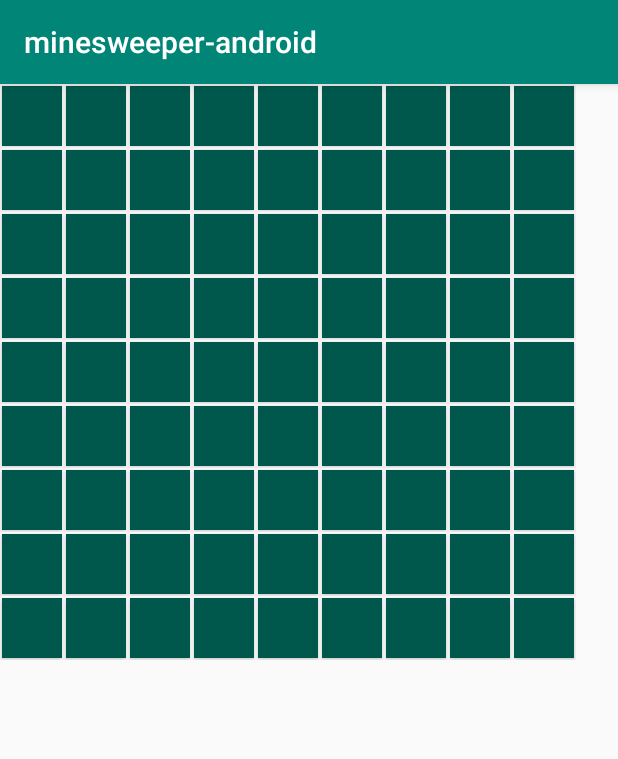
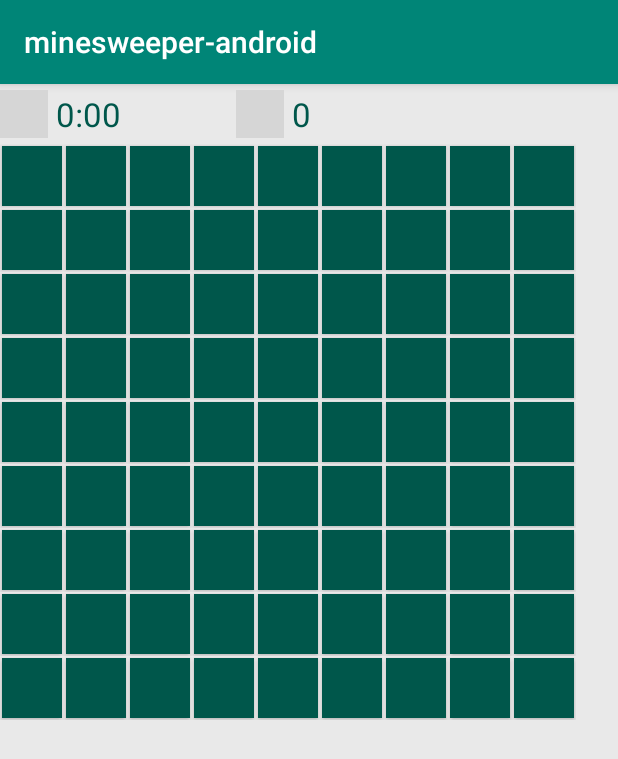
Before and after one commit to ndokic/minesweeper-android, an Android app: the GameActivity screen opened directly, with no data from a screen before it, on a phone screen of 412 x 824 dp. Shown: the top 759 px of the screen. Run offline under Robolectric (Android 15) with nearby library versions, the phone set to English and light mode, and no system bars; plain views replace ZoomLayout; grey boxes are pictures that could not be loaded.

Commit message:
Timer and mines placed tracking

```diff
--- a/app/src/main/AndroidManifest.xml
+++ b/app/src/main/AndroidManifest.xml
@@ -16,7 +16,9 @@
                 <category android:name="android.intent.category.LAUNCHER"/>
             </intent-filter>
         </activity>
-        <activity android:name=".GameActivity" ></activity>
+        <activity android:name=".GameActivity"
+                  android:configChanges="keyboardHidden|orientation|screenSize"
+        ></activity>
     </application>
 
 </manifest>
--- a/app/src/main/java/ndokic/minesweeper/GameActivity.kt
+++ b/app/src/main/java/ndokic/minesweeper/GameActivity.kt
@@ -1,20 +1,26 @@
 package ndokic.minesweeper
 
 import android.os.Bundle
+import android.support.v7.app.AlertDialog
 import android.support.v7.app.AppCompatActivity
 import android.view.LayoutInflater
 import android.view.ViewGroup
 import android.widget.Button
 import android.widget.LinearLayout
+import android.widget.TextView
 import ndokic.minesweeper.game.Game
 import ndokic.minesweeper.game.GameField
 
-class GameActivity : AppCompatActivity() {
+class GameActivity : AppCompatActivity(), Game.GameChangeListener  {
+
+
     var rows : Int = 0
     var cols : Int = 0
     var mines : Int = 0
 
     lateinit var game :Game //Game(cols, rows, 10)
+    private val textTime: TextView by bind(R.id.text_time)
+    private val textMines: TextView by bind(R.id.text_mines)
 
     override fun onCreate(savedInstanceState: Bundle?) {
         super.onCreate(savedInstanceState)
@@ -23,7 +29,7 @@ class GameActivity : AppCompatActivity() {
         rows = intent.getIntExtra(TAG_GAME_ROWS, 9)
         cols = intent.getIntExtra(TAG_GAME_COLS, 9)
         mines = intent.getIntExtra(TAG_GAME_MINES, 10)
-        game = Game(cols, rows, mines)
+        game = Game(cols, rows, mines, this)
         createGameLayout()
     }
 
@@ -48,8 +54,21 @@ class GameActivity : AppCompatActivity() {
                 game.fields.add(field)
             }
         }
+    }
 
-     //   game.initGame(5)
+    override fun onGameWon() {
+        //AlertDialog.Builder(this).setTitle(R.string.text_dialog_won)
+    }
 
+    override fun onBusted() {
+        TODO("not implemented") //To change body of created functions use File | Settings | File Templates.
     }
+
+    override fun minesLeftChange(minesLeft: Int) {
+        textMines.setText(minesLeft.toString())
+    }
+    override fun updateTime(time : String) {
+        textTime.setText(time)
+    }
+
 }
--- a/app/src/main/java/ndokic/minesweeper/game/Game.kt
+++ b/app/src/main/java/ndokic/minesweeper/game/Game.kt
@@ -1,13 +1,18 @@
 package ndokic.minesweeper.game
 
+import android.os.Handler
 import android.util.Log
 import ndokic.minesweeper.R
+import android.support.v4.os.HandlerCompat.postDelayed
 
-class Game(val col:Int, val row:Int, val numOfMines : Int) {
+
+
+class Game(val col:Int, val row:Int, val numOfMines : Int, val gameChangeListener: GameChangeListener) {
     val fields: ArrayList<GameField> = ArrayList()
     val size = row * col
     var gameState = GameState.UNINITIAZED
     var minesPlaced = 0
+    var minesFound = 0
     var moves = 0
     var revealedFields = 0
     var fieldsToReveal = size - numOfMines
@@ -17,6 +22,7 @@ class Game(val col:Int, val row:Int, val numOfMines : Int) {
 
         field.button.setText("*")
         field.state = FieldState.MINE
+        gameChangeListener.minesLeftChange(numOfMines - ++minesFound)
         return true
     }
 
@@ -35,6 +41,8 @@ class Game(val col:Int, val row:Int, val numOfMines : Int) {
     fun clearMine(field: GameField) {
         field.button.setText("");
         field.state = FieldState.UNREVEALED
+        gameChangeListener.minesLeftChange(numOfMines - --minesFound)
+
     }
 
     fun checkField(field : GameField) {
@@ -91,6 +99,10 @@ class Game(val col:Int, val row:Int, val numOfMines : Int) {
         initMines(clickedIndex)
         initFields()
 
+        gameChangeListener.minesLeftChange(numOfMines)
+        startTime = System.currentTimeMillis()
+        timerHandler.post(timer)
+
         /*fields.forEach {
             if (it.hasMine) it.button.setText("*") else if(it.neighborsWithMines >0)it.button.setText(""+it.neighborsWithMines)
         }*/
@@ -123,4 +135,25 @@ class Game(val col:Int, val row:Int, val numOfMines : Int) {
             }
         }
     }
+    var startTime : Long = 0;
+    val timerHandler = Handler();
+    val timer : Runnable = object : Runnable{
+        override fun run() {
+            val millis = System.currentTimeMillis() - startTime
+            var seconds = (millis / 1000)
+            val minutes = seconds / 60
+            seconds = seconds.rem( 60);
+            gameChangeListener.updateTime(String.format("%d:%02d", minutes, seconds))
+            if(gameState == GameState.STARTED) //stop when game state changes
+                    timerHandler.postDelayed(this, 500)
+        }
+    }
+
+
+    interface GameChangeListener {
+        fun onGameWon()
+        fun onBusted()
+        fun minesLeftChange(minesLeft : Int)
+        fun updateTime(time : String)
+    }
 }
--- a/app/src/main/res/layout/activity_game.xml
+++ b/app/src/main/res/layout/activity_game.xml
@@ -1,15 +1,53 @@
 <?xml version="1.0" encoding="utf-8"?>
-<android.support.constraint.ConstraintLayout xmlns:android="http://schemas.android.com/apk/res/android"
-                                             xmlns:app="http://schemas.android.com/apk/res-auto"
+<LinearLayout
+        xmlns:android="http://schemas.android.com/apk/res/android"
+        xmlns:app="http://schemas.android.com/apk/res-auto"
+        android:layout_width="match_parent"
+        android:layout_height="match_parent"
+        android:orientation="vertical"
+        android:background="@color/colorBg"
+>
 
-                                             android:layout_width="match_parent"
-                                             android:layout_height="match_parent">
+ <LinearLayout android:id="@+id/layout_game_status"
+         android:layout_width="match_parent"
+         android:layout_height="wrap_content"
+         android:orientation="horizontal"
+    >
+        <ImageView android:layout_width="32dp"
+                   android:layout_height="32dp"
+                   android:src="@drawable/ic_time"
+                   android:layout_gravity="center_vertical"
+        />
+        <TextView android:id="@+id/text_time"
+                android:layout_width="120dp"
+                android:layout_height="40dp"
+                android:layout_marginStart="5dp"
+                android:text="0:00"
+                android:gravity="center_vertical"
+                android:textColor="@color/colorPrimaryDark"
+                android:textSize="22sp"
+        />
 
-
+     <ImageView android:layout_width="32dp"
+                android:layout_height="32dp"
+                android:src="@drawable/ic_mine"
+                android:layout_gravity="center_vertical"
+     />
+     <TextView android:id="@+id/text_mines"
+               android:layout_width="120dp"
+               android:layout_height="40dp"
+               android:layout_marginStart="5dp"
+               android:text="0"
+               android:gravity="center_vertical"
+               android:textColor="@color/colorPrimaryDark"
+               android:textSize="22sp"
+     />
+ </LinearLayout>
     <com.otaliastudios.zoom.ZoomLayout
             android:layout_width="match_parent"
             android:layout_height="match_parent"
             android:scrollbars="vertical|horizontal"
+
             app:transformation="centerInside"
             app:transformationGravity="auto"
             app:alignment="center"
@@ -33,4 +71,4 @@
                       android:orientation="vertical"
         >
         </LinearLayout>
-    </com.otaliastudios.zoom.ZoomLayout></android.support.constraint.ConstraintLayout>
+    </com.otaliastudios.zoom.ZoomLayout></LinearLayout>
--- a/app/src/main/res/values/colors.xml
+++ b/app/src/main/res/values/colors.xml
@@ -4,5 +4,5 @@
     <color name="colorPrimaryDark">#00574B</color>
     <color name="colorAccent">#D81B60</color>
     <color name="colorButtonOpen">#78d2f1</color>
-
+    <color name="colorBg">#e9e9e9</color>
 </resources>
--- a/app/src/main/res/values/strings.xml
+++ b/app/src/main/res/values/strings.xml
@@ -10,4 +10,6 @@
     <string name="text_custom_rows">Rows: %d</string>
     <string name="text_custom_cols">Collumns: %d</string>
     <string name="text_custom_mines">Mines: %d</string>
+
+    <string name="text_dialog_won">You Won!</string>
 </resources>
--- a/app/src/main/res/values/styles.xml
+++ b/app/src/main/res/values/styles.xml
@@ -6,6 +6,7 @@
         <item name="colorPrimary">@color/colorPrimary</item>
         <item name="colorPrimaryDark">@color/colorPrimaryDark</item>
         <item name="colorAccent">@color/colorAccent</item>
+
     </style>
 
 </resources>
```
